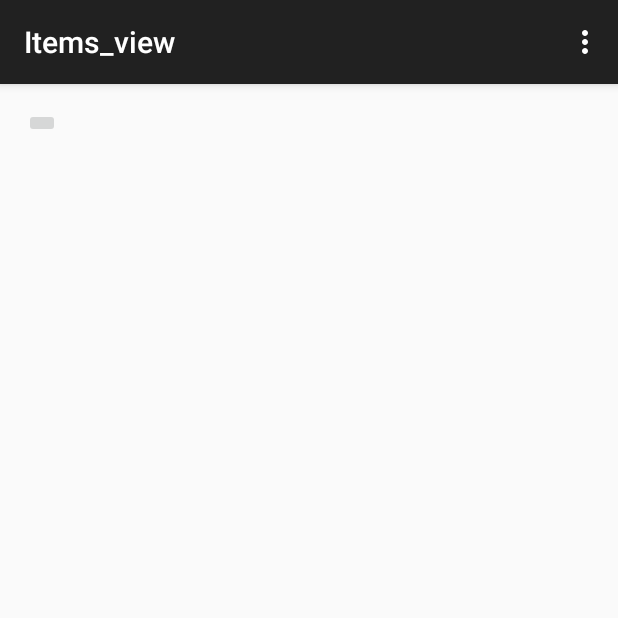
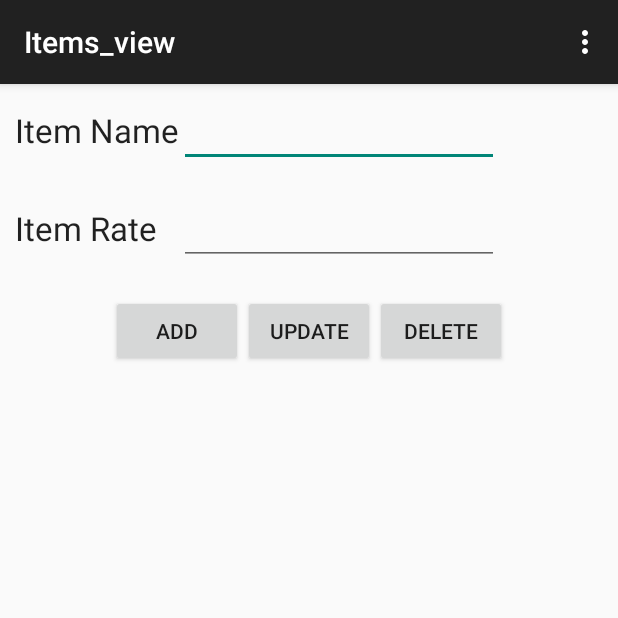
Before and after one commit to petergoulette/Invoice, an Android app: the Items_view screen opened directly, with no data from a screen before it, on a phone screen of 412 x 824 dp, the top half of it. Run offline under Robolectric (Android 15) with nearby library versions, the phone set to English and light mode, and no system bars.

Commit message:
Fixed errors in the database class, added a view for add item, and changed the rate from double to integer so that it could be stored in the database easier.

```diff
--- a/app/src/main/java/com/example/capstone/invoice/Items_view.java
+++ b/app/src/main/java/com/example/capstone/invoice/Items_view.java
@@ -1,16 +1,40 @@
 package com.example.capstone.invoice;
 
+import android.os.Bundle;
 import android.support.v7.app.AppCompatActivity;
-import android.os.Bundle;
 import android.view.Menu;
 import android.view.MenuItem;
+import android.view.View;
+import android.widget.EditText;
 
 public class Items_view extends AppCompatActivity {
+
+    EditText IName;
+    EditText IRate;
 
     @Override
     protected void onCreate(Bundle savedInstanceState) {
         super.onCreate(savedInstanceState);
         setContentView(R.layout.activity_items_view);
+
+        IName = (EditText) findViewById(R.id.itemName);
+        IRate = (EditText) findViewById(R.id.itemRate);
+    }
+
+    public void newItem (View view) {
+
+       Database dbHandler = new Database(this, null, null, 1);
+        //IName.setText("ok");
+        //IRate.setText("10");
+        int quantity =
+                Integer.parseInt(IRate.getText().toString());
+        Item item =
+                new Item(IName.getText().toString(), quantity);
+
+        IRate.setText(Integer.toString(item.getItemRate()));
+
+        dbHandler.addItem(item);
+        IName.setText(item.getItemName() + " added");
     }
 
     @Override
--- a/app/src/main/res/layout/activity_items_view.xml
+++ b/app/src/main/res/layout/activity_items_view.xml
@@ -1,20 +1,86 @@
-<RelativeLayout xmlns:android="http://schemas.android.com/apk/res/android"
-    xmlns:tools="http://schemas.android.com/tools" android:layout_width="match_parent"
-    android:layout_height="match_parent" android:paddingLeft="@dimen/activity_horizontal_margin"
-    android:paddingRight="@dimen/activity_horizontal_margin"
-    android:paddingTop="@dimen/activity_vertical_margin"
-    android:paddingBottom="@dimen/activity_vertical_margin"
-    tools:context="com.example.capstone.invoice.Items_view">
-
-
-    <LinearLayout
+ <LinearLayout xmlns:android="http://schemas.android.com/apk/res/android"
+        xmlns:tools="http://schemas.android.com/tools"
         android:orientation="vertical"
         android:layout_width="match_parent"
-        android:layout_height="match_parent">
+        android:layout_height="match_parent"
+        tools:context="com.example.capstone.invoice.Items_view">
 
-        <ImageButton
-            android:layout_width="wrap_content"
-            android:layout_height="wrap_content"
-            android:id="@+id/imageButton" />
-    </LinearLayout>
-</RelativeLayout>
+     <TableLayout
+         android:layout_width="match_parent"
+         android:layout_height="wrap_content"
+         android:layout_gravity="center_horizontal">
+
+         <TableRow
+             android:layout_width="fill_parent"
+             android:layout_height="fill_parent"
+             android:layout_margin="10dp">
+
+             <TextView
+                 android:layout_width="wrap_content"
+                 android:layout_height="wrap_content"
+                 android:textAppearance="?android:attr/textAppearanceLarge"
+                 android:text="@string/_item_name"
+                 android:id="@+id/textView3" />
+
+             <EditText
+                 android:layout_width="wrap_content"
+                 android:layout_height="wrap_content"
+                 android:id="@+id/itemName" />
+         </TableRow>
+
+         <TableRow
+             android:layout_width="fill_parent"
+             android:layout_height="fill_parent"
+             android:layout_margin="10dp">
+
+             <TextView
+                 android:layout_width="wrap_content"
+                 android:layout_height="wrap_content"
+                 android:textAppearance="?android:attr/textAppearanceLarge"
+                 android:text="@string/_item_rate"
+                 android:id="@+id/textView2" />
+
+             <EditText
+                 android:layout_width="wrap_content"
+                 android:layout_height="wrap_content"
+                 android:inputType="numberDecimal"
+                 android:ems="10"
+                 android:id="@+id/itemRate" />
+         </TableRow>
+     </TableLayout>
+     <LinearLayout
+         android:orientation="horizontal"
+         android:layout_width="wrap_content"
+         android:layout_height="wrap_content"
+         android:layout_gravity="center_horizontal"
+         android:layout_margin="10dp">
+
+         <Button
+             android:layout_width="wrap_content"
+             android:layout_height="wrap_content"
+             android:text="@string/_add_item"
+             android:id="@+id/button"
+             android:onClick="newItem" />
+
+         <Button
+             android:layout_width="wrap_content"
+             android:layout_height="wrap_content"
+             android:text="@string/_update_item"
+             android:id="@+id/button2"
+             android:onClick="" />
+
+         <Button
+             android:layout_width="wrap_content"
+             android:layout_height="wrap_content"
+             android:text="@string/_delete_item"
+             android:id="@+id/button3"
+             android:onClick="" />
+     </LinearLayout>
+     <!-- Listview -->
+     <ListView
+         android:id="@+id/main_listview"
+         android:layout_width="match_parent"
+         android:layout_height="0dp"
+         android:layout_weight="1"
+         android:layout_marginTop="20dp"></ListView>
+ </LinearLayout>
--- a/app/src/main/res/values/strings.xml
+++ b/app/src/main/res/values/strings.xml
@@ -8,4 +8,9 @@
     <string name="title_activity_invoice">Invoice</string>
     <string name="title_activity_search">Search</string>
     <string name="title_activity_items_view">Items_view</string>
+    <string name="_item_name">Item Name</string>
+    <string name="_item_rate">Item Rate</string>
+    <string name="_add_item">add</string>
+    <string name="_update_item">update</string>
+    <string name="_delete_item">delete</string>
 </resources>
```
Also changed, not shown: app/src/main/java/com/example/capstone/invoice/Database.java (+15 -12 lines), app/src/main/java/com/example/capstone/invoice/Item.java (+14 -16 lines).
